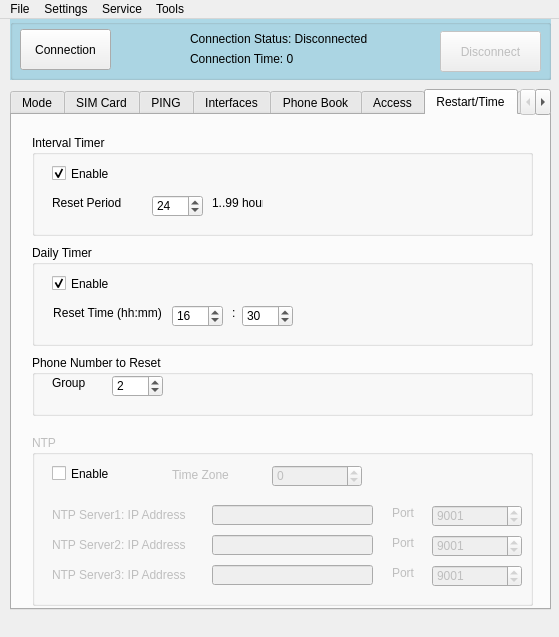
Old version of the form mainwindow.ui in the repository nmacs/metcom.
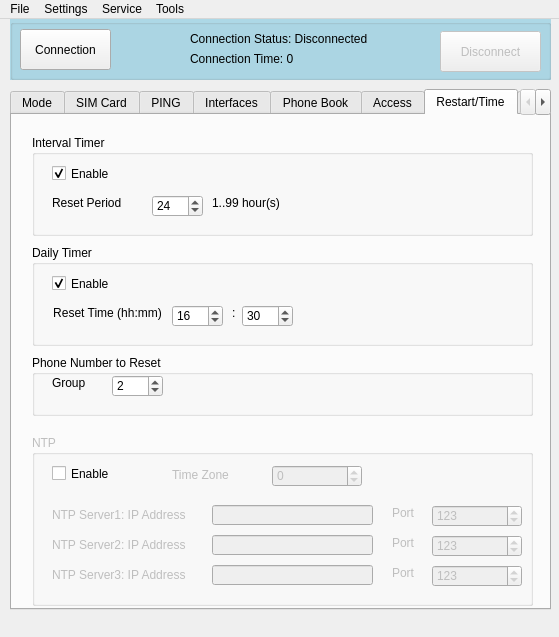
New version of the form. The open tabs and pages were chosen to show the change. Custom widgets are drawn as their Qt base class.

```diff
--- a/mainwindow.ui
+++ b/mainwindow.ui
@@ -2002,12 +2002,12 @@
         <rect>
          <x>180</x>
          <y>60</y>
-         <width>51</width>
+         <width>91</width>
          <height>16</height>
         </rect>
        </property>
        <property name="text">
-        <string>1..99 hour</string>
+        <string>1..99 hour(s)</string>
        </property>
       </widget>
       <widget class="QSpinBox" name="RSHR">
@@ -2366,7 +2366,7 @@
         <number>65535</number>
        </property>
        <property name="value">
-        <number>9001</number>
+        <number>123</number>
        </property>
       </widget>
       <widget class="QSpinBox" name="NTP2_P">
@@ -2385,7 +2385,7 @@
         <number>65535</number>
        </property>
        <property name="value">
-        <number>9001</number>
+        <number>123</number>
        </property>
       </widget>
       <widget class="QSpinBox" name="NTP3_P">
@@ -2404,7 +2404,7 @@
         <number>65535</number>
        </property>
        <property name="value">
-        <number>9001</number>
+        <number>123</number>
        </property>
       </widget>
      </widget>
```
Left out of the diff: 4 changed lines with no effect on the pictures.
